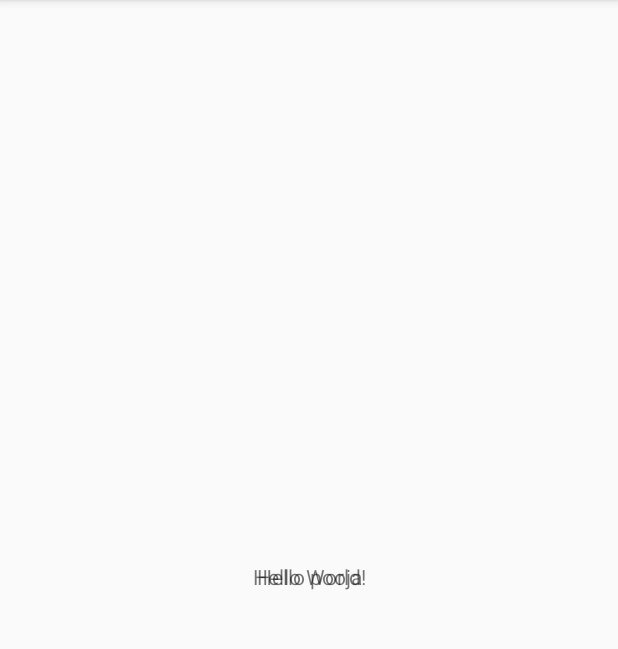
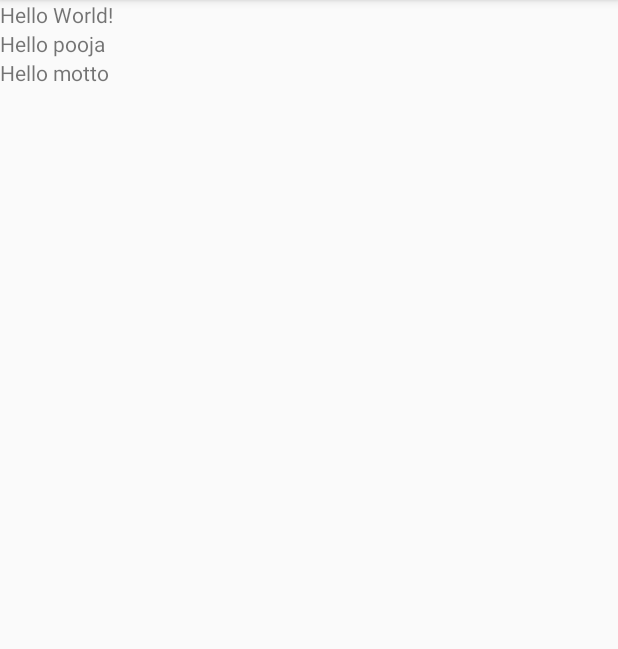
Before and after one commit to parulchopra/GIT_HUB_SHARE, an Android app: the screen it shows after launch (MainActivity), on a phone screen of 412 x 824 dp, the part 84-733 px from its top. Run offline under Robolectric (Android 15) with nearby library versions, the phone set to English and light mode, and no system bars.

Commit message:
initial commit

```diff
--- a/app/build.gradle
+++ b/app/build.gradle
@@ -20,7 +20,7 @@ android {
 }
 
 dependencies {
-    compile fileTree(dir: 'libs', include: ['*.jar'])
+    compile fileTree(include: ['*.jar'], dir: 'libs')
     androidTestCompile('com.android.support.test.espresso:espresso-core:2.2.2', {
         exclude group: 'com.android.support', module: 'support-annotations'
     })
--- a/app/src/main/res/layout/activity_main.xml
+++ b/app/src/main/res/layout/activity_main.xml
@@ -1,7 +1,8 @@
 <?xml version="1.0" encoding="utf-8"?>
-<android.support.constraint.ConstraintLayout xmlns:android="http://schemas.android.com/apk/res/android"
+<LinearLayout xmlns:android="http://schemas.android.com/apk/res/android"
     xmlns:app="http://schemas.android.com/apk/res-auto"
     xmlns:tools="http://schemas.android.com/tools"
+    android:orientation="vertical"
     android:layout_width="match_parent"
     android:layout_height="match_parent"
     tools:context="com.example.ideal.git_hub_share.MainActivity">
@@ -22,5 +23,13 @@
         app:layout_constraintLeft_toLeftOf="parent"
         app:layout_constraintRight_toRightOf="parent"
         app:layout_constraintTop_toTopOf="parent" />
+    <TextView
+        android:layout_width="wrap_content"
+        android:layout_height="wrap_content"
+        android:text="Hello motto"
+        app:layout_constraintBottom_toBottomOf="parent"
+        app:layout_constraintLeft_toLeftOf="parent"
+        app:layout_constraintRight_toRightOf="parent"
+        app:layout_constraintTop_toTopOf="parent" />
 
-</android.support.constraint.ConstraintLayout>
+</LinearLayout>
```
Also changed, not shown: app/src/main/java/com/example/ideal/git_hub_share/MainActivity.java (line endings or trailing spaces).
